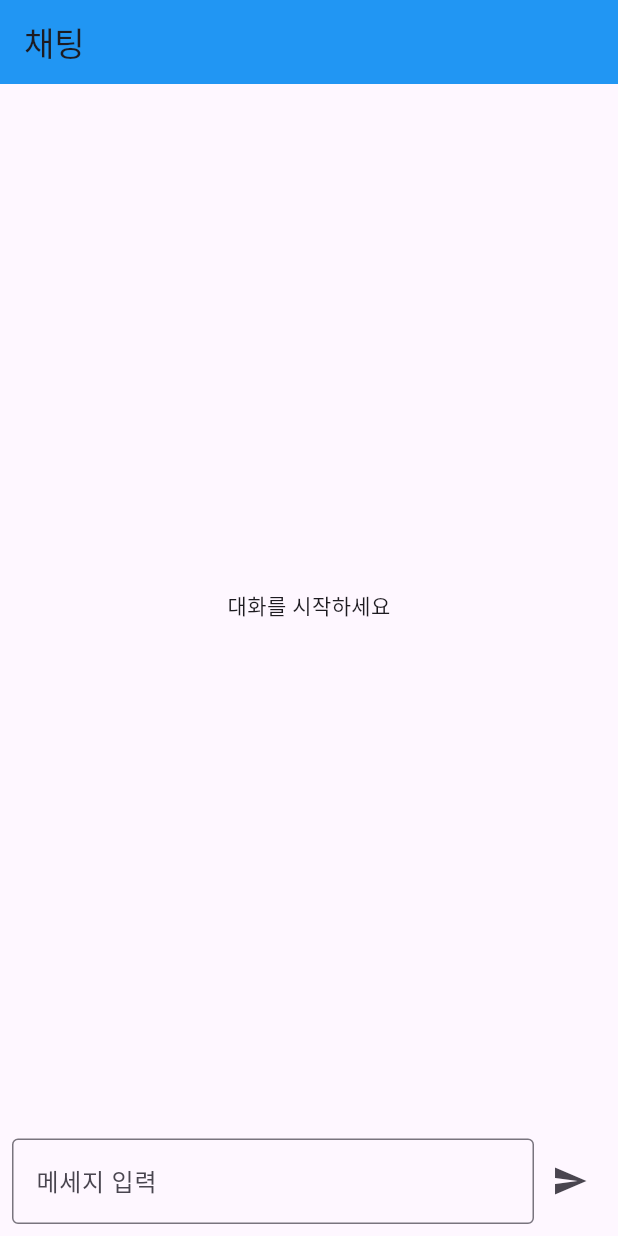
After one commit to tiradovi/flutter-game-workspace, a Flutter app: the ChatScreen screen opened by its route, after a tap on the "send" icon, on a phone screen of 412 x 824 dp. The commit adds this screen. Run offline on Flutter 3.47's test engine with Material 3 defaults, Android fonts, the phone set to English and light mode, and no system bars; our stand-ins replace flutter_dotenv, go_router.

Commit message:
위젯 분리 및 캘린더 설정

```diff
--- a/game_workspace/lib/common/app_router.dart
+++ b/game_workspace/lib/common/app_router.dart
@@ -1,4 +1,6 @@
 import 'package:game_workspace/models/game_item.dart';
+import 'package:game_workspace/screens/calendar_screen.dart';
+import 'package:game_workspace/screens/calendar_screen.dart';
 import 'package:game_workspace/screens/chat_screen.dart';
 import 'package:game_workspace/screens/main_screen.dart';
 import 'package:go_router/go_router.dart';
@@ -41,6 +43,17 @@ class AppRouter {
       },
     ),
     GoRoute(
+      path: '/calendar',
+      name: 'calendar',
+      builder: (context, state) {
+        final game = state.extra as GameItem?;
+        return CalendarScreen(
+          gameId: 'calendar',
+          gameItem: game,
+        );
+      },
+    ),
+    GoRoute(
         path: "/chat",
         name: 'chat',
         builder: (context, state) => const ChatScreen())
--- a/game_workspace/lib/screens/chat_screen.dart
+++ b/game_workspace/lib/screens/chat_screen.dart
@@ -1,4 +1,9 @@
 import 'package:flutter/material.dart';
+import 'package:game_workspace/models/chat/chat_message.dart';
+import 'package:game_workspace/models/chat/chat_request.dart';
+import 'package:game_workspace/services/chat_service.dart';
+import 'package:game_workspace/widgets/chat/message_input.dart';
+import 'package:game_workspace/widgets/chat/message_list.dart';
 
 class ChatScreen extends StatefulWidget {
   const ChatScreen({super.key});
@@ -8,12 +13,82 @@ class ChatScreen extends StatefulWidget {
 }
 
 class _ChatScreenState extends State<ChatScreen> {
+  final TextEditingController controller = TextEditingController();
+  List<ChatMessage> messages = [];
+  bool loading = false;
+
+  // int? conversationId;
+  List<Map<String, String>> conversationHistory = [];
+
+  void sendMessage() async {
+    String text = controller.text;
+    if (text.isEmpty) return;
+
+    setState(() {
+      messages.add(ChatMessage(text, true, DateTime.now()));
+      loading = true;
+    });
+    controller.clear();
+
+    try {
+      final response =
+          await ChatService.AIsendMessage(text, conversationHistory);
+      conversationHistory.add({'message': text, 'isUser': 'true'});
+      conversationHistory.add({'message': response, 'isUser': 'false'});
+
+      setState(() {
+        messages.add(ChatMessage(response, false, DateTime.now()));
+        loading = false;
+      });
+    } catch (e) {
+      setState(() {
+        loading = false;
+      });
+      ScaffoldMessenger.of(context).showSnackBar(SnackBar(content: Text("오류")));
+    }
+  }
+
+/*    try {
+      final request = ChatRequest('user123', text, conversationId);
+      final response = await ChatService.sendMessage(request);
+
+      conversationId = response.conversationId;
+
+      setState(() {
+        messages.add(ChatMessage(response.message, false, DateTime.now()));
+        loading = false;
+      });
+    } catch (e) {
+      setState(() {
+        loading = false;
+      });
+      ScaffoldMessenger.of(context)
+          .showSnackBar(SnackBar(content: Text('오류:$e')));
+    }
+  }*/
+
   @override
   Widget build(BuildContext context) {
     return Scaffold(
-      body: Center(
-        child: Text('ChatScreen is working'),
-      ),
-    );
+        appBar: AppBar(
+          title: const Text('채팅'),
+          backgroundColor: Colors.blue,
+        ),
+        body: Column(
+          children: [
+            MessageList(messages: messages),
+            if (loading)
+              const Padding(
+                padding: EdgeInsets.all(8),
+                child: Text("생각중"),
+              ),
+            Padding(
+                padding: const EdgeInsets.all(8),
+                child: MessageInput(
+                    controller: controller,
+                    onSend: sendMessage,
+                    isLoading: loading))
+          ],
+        ));
   }
 }
--- /dev/null
+++ b/game_workspace/lib/widgets/chat/message_input.dart
@@ -0,0 +1,40 @@
+import 'package:flutter/material.dart';
+
+class MessageInput extends StatelessWidget {
+  final TextEditingController controller;
+  final VoidCallback onSend;
+  final bool isLoading;
+
+  const MessageInput({
+    super.key,
+    required this.controller,
+    required this.onSend,
+    required this.isLoading,
+  });
+
+  @override
+  Widget build(BuildContext context) {
+    return Row(
+      children: [
+        Expanded(
+            child: TextField(
+          controller: controller,
+          decoration: InputDecoration(
+              enabled: !isLoading,
+              hintText: '메세지 입력', border: const OutlineInputBorder()),
+          onSubmitted: (_) => onSend(),
+        )),
+        IconButton(
+          onPressed: isLoading ? null : onSend,
+          icon: isLoading
+              ? const SizedBox(
+            width: 20,
+            height: 20,
+            child: CircularProgressIndicator(strokeWidth: 2),
+          )
+              : const Icon(Icons.send),
+        ),
+      ],
+    );
+  }
+}
--- /dev/null
+++ b/game_workspace/lib/widgets/chat/message_list.dart
@@ -0,0 +1,30 @@
+import 'package:flutter/material.dart';
+
+import '../../models/chat/chat_message.dart';
+import 'chat_bubble.dart';
+class MessageList extends StatelessWidget {
+  final List<ChatMessage> messages;
+
+  const MessageList({super.key, required this.messages});
+
+  @override
+  Widget build(BuildContext context) {
+    return Expanded(
+        child: messages.isEmpty
+            ? const Center(
+          child: Text('대화를 시작하세요'),
+        )
+            : ListView.builder(
+          itemCount: messages.length,
+          itemBuilder: (context, index) {
+            final msg = messages[index];
+            return Padding(
+                padding: const EdgeInsets.all(8),
+                child: ChatBubble(message: msg)
+            );
+          },
+        )
+
+    );
+  }
+}
--- a/game_workspace/pubspec.yaml
+++ b/game_workspace/pubspec.yaml
@@ -16,6 +16,7 @@ dependencies:
   webview_flutter: ^4.4.4
   google_fonts: ^7.0.2
   go_router: ^17.0.1
+  image_picker: ^1.2.1
 dev_dependencies:
   flutter_test:
     sdk: flutter
```
Also changed, not shown: game_workspace/lib/screens/calendar_screen.dart (added, +131 -0 lines), game_workspace/lib/services/chat_service.dart (added, +78 -0 lines), game_workspace/lib/services/game_service.dart (+8 -3 lines), game_workspace/lib/widgets/chat/chat_bubble.dart (added, +33 -0 lines), game_workspace/lib/screens/user_screen.dart (added), game_workspace/pubspec.lock.
